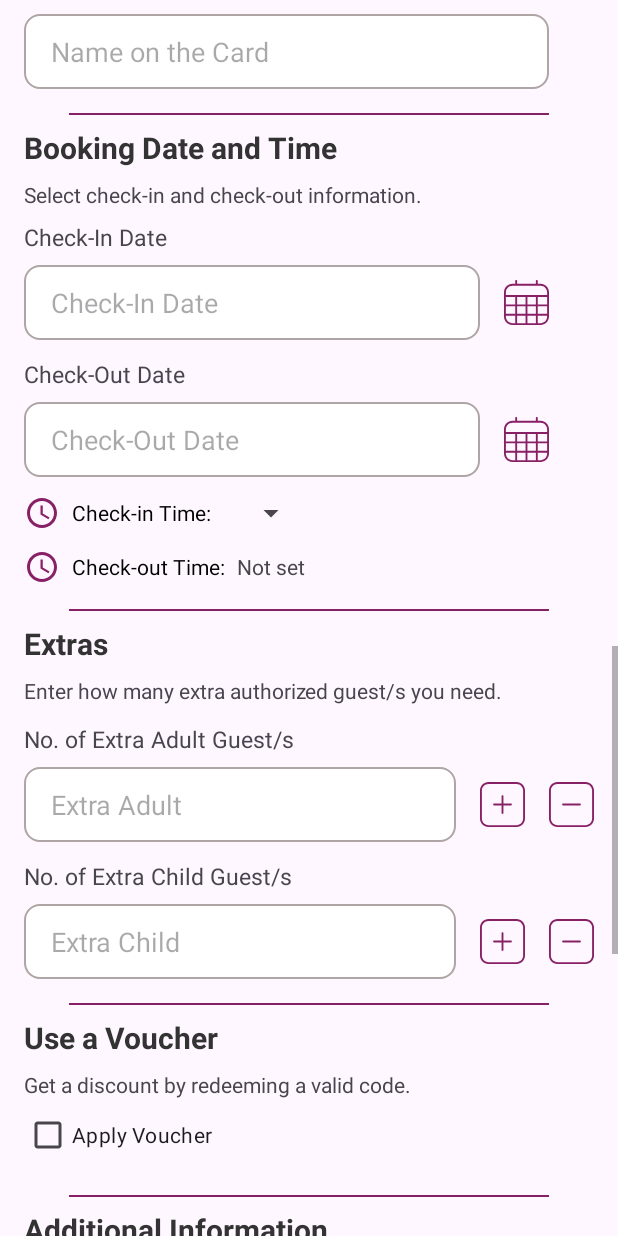
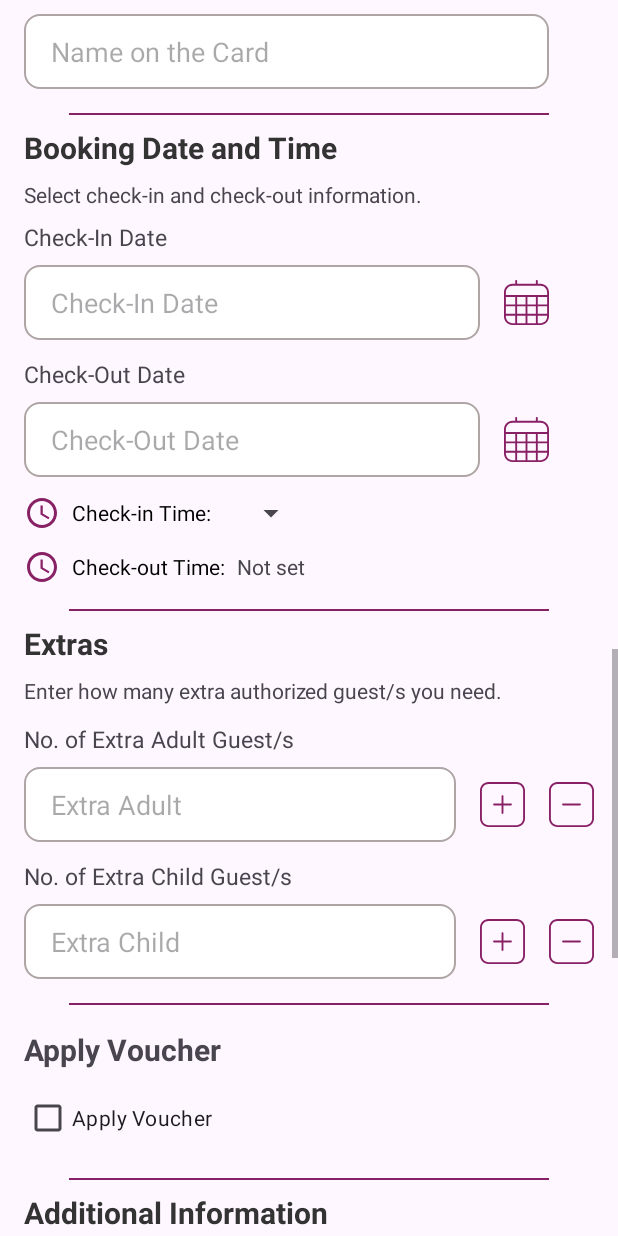
Before and after one commit to angelb9967/Nurad-Mobile, an Android app: the layout fragment__booking.xml on its own in the app's theme, with its tools: preview values and no code run, scrolled down 1730 dp, on a phone screen of 412 x 824 dp. Run offline under Robolectric (Android 15) with nearby library versions, the light colour scheme and no system bars; Roboto replaces fonts that are not available here.

Commit message:
fragment booking voucher ui implementation

```diff
--- a/app/src/main/res/layout/fragment__booking.xml
+++ b/app/src/main/res/layout/fragment__booking.xml
@@ -906,26 +906,21 @@
             app:layout_constraintStart_toStartOf="@+id/Email_Etxt"
             app:layout_constraintTop_toBottomOf="@+id/Email_Etxt" />
 
+        <!-- Apply Voucher -->
+        <TextView
+            android:id="@+id/textViewVoucher"
+            android:layout_width="wrap_content"
+            android:layout_height="wrap_content"
+            android:text="Apply Voucher"
+            android:textSize="20sp"
+            android:textStyle="bold"
+            android:layout_marginTop="16dp" />
 
-        <TextView
-            android:id="@+id/textView84"
-            android:layout_width="369dp"
+        <LinearLayout
+            android:layout_width="match_parent"
             android:layout_height="wrap_content"
-            android:layout_marginTop="8dp"
-            android:layout_marginEnd="30dp"
-            android:text="Use a Voucher"
-            android:textColor="#333333"
-            android:textSize="20sp"
-            android:textStyle="bold" />
-
-        <TextView
-            android:id="@+id/textView18"
-            android:layout_width="369dp"
-            android:layout_height="wrap_content"
-            android:layout_marginTop="8dp"
-            android:layout_marginEnd="30dp"
-            android:text="Get a discount by redeeming a valid code."
-            android:textSize="14sp" />
+            android:orientation="horizontal"
+            android:layout_marginTop="8dp">
 
             <androidx.appcompat.widget.AppCompatCheckBox
                 android:id="@+id/applyVoucherCheckBox"
@@ -942,6 +937,7 @@
                 android:layout_marginStart="8dp"
                 android:hint="Enter Voucher Code"
                 android:visibility="gone" />
+        </LinearLayout>
 
         <View
             android:layout_width="match_parent"
```
Also changed, not shown: app/src/main/java/com/example/nurad/Fragments/Fragment_Booking.java (+29 -2 lines). Lines whose indentation alone changed are shown as unchanged.
